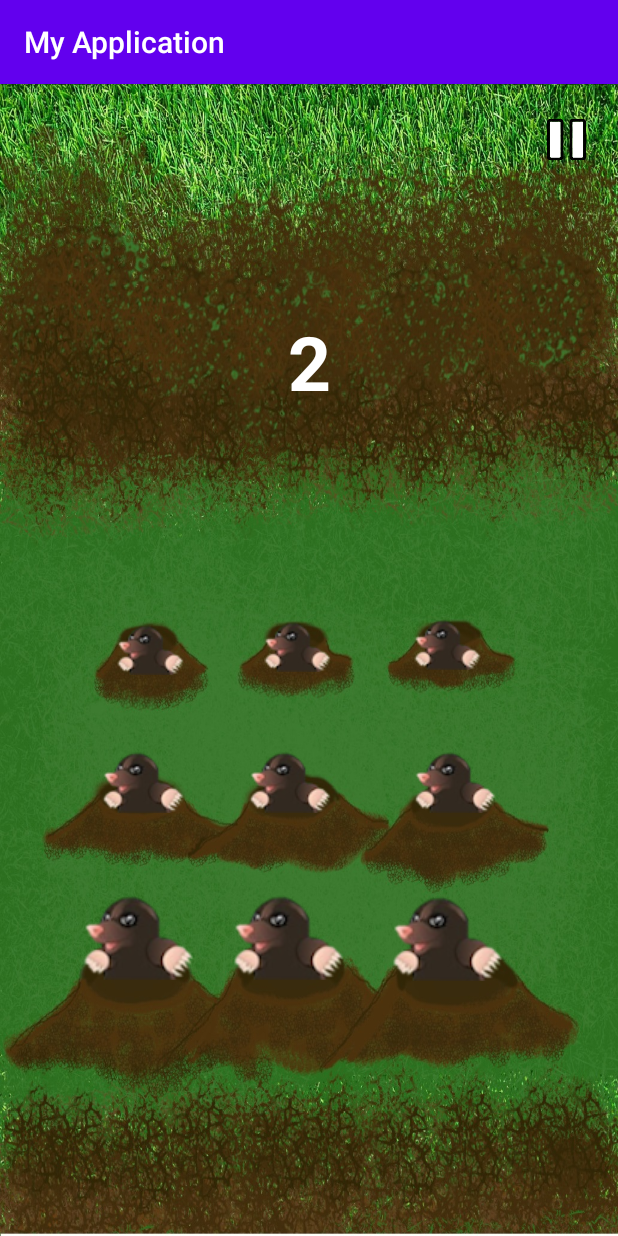
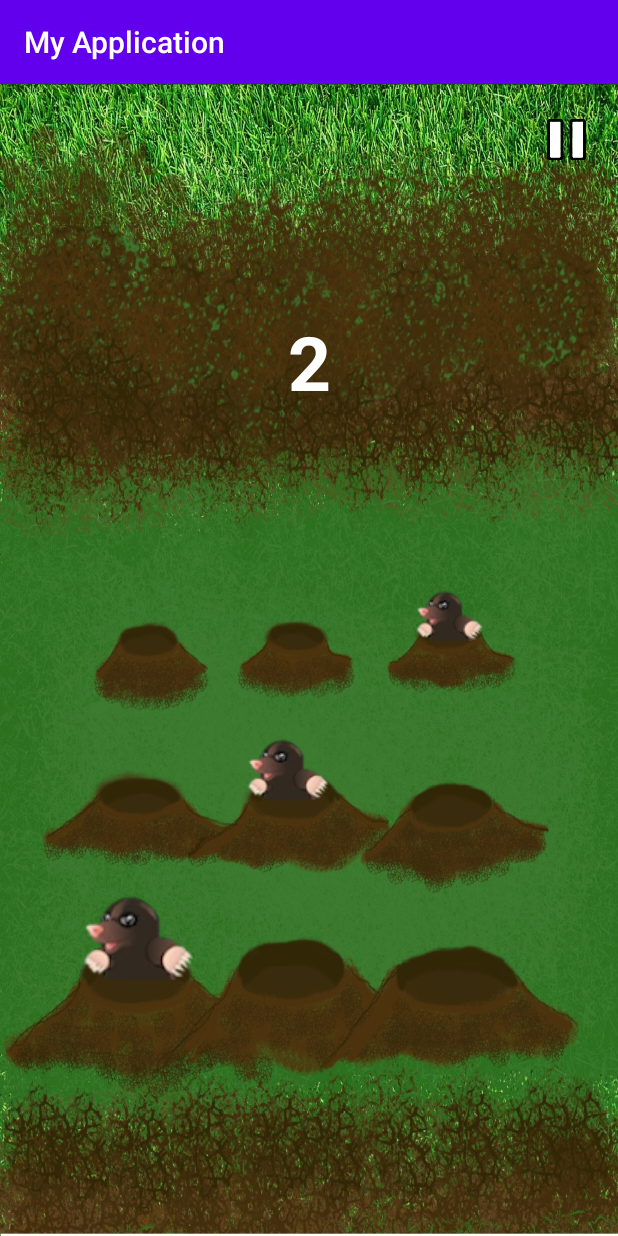
Before and after one commit to akritidi/Hit-Em-All, an Android app: the GameActivity screen opened directly, with no data from a screen before it, on a phone screen of 412 x 824 dp. Run offline under Robolectric (Android 15) with nearby library versions, the phone set to English and light mode, and no system bars.

Commit message:
Game Activity

```diff
--- a/app/src/main/java/com/example/myapplication/GameActivity.java
+++ b/app/src/main/java/com/example/myapplication/GameActivity.java
@@ -69,14 +69,17 @@ public class GameActivity extends AppCompatActivity implements View.OnClickListe
         });
 
         ImageButton imageButton1 = findViewById(R.id.imageButton1);
+        imageButton1.setVisibility(View.VISIBLE);
         ImageButton imageButton2 = findViewById(R.id.imageButton2);
         ImageButton imageButton3 = findViewById(R.id.imageButton3);
         ImageButton imageButton4 = findViewById(R.id.imageButton4);
         ImageButton imageButton5 = findViewById(R.id.imageButton5);
+        imageButton5.setVisibility(View.VISIBLE);
         ImageButton imageButton6 = findViewById(R.id.imageButton6);
         ImageButton imageButton7 = findViewById(R.id.imageButton7);
         ImageButton imageButton8 = findViewById(R.id.imageButton8);
         ImageButton imageButton9 = findViewById(R.id.imageButton9);
+        imageButton9.setVisibility(View.VISIBLE);
 
         imageButton1.setOnClickListener(this);
         imageButton2.setOnClickListener(this);
--- a/app/src/main/res/layout/activity_game.xml
+++ b/app/src/main/res/layout/activity_game.xml
@@ -13,18 +13,20 @@
         android:layout_width="30dp"
         android:layout_height="30dp"
         android:background="@drawable/pause1"
+        app:layout_constraintTop_toTopOf="parent"
         app:layout_constraintBottom_toBottomOf="parent"
+        app:layout_constraintStart_toStartOf="parent"
         app:layout_constraintEnd_toEndOf="parent"
         app:layout_constraintHorizontal_bias="0.95"
-        app:layout_constraintStart_toStartOf="parent"
-        app:layout_constraintTop_toTopOf="parent"
-        app:layout_constraintVertical_bias="0.029999971" />
+        app:layout_constraintVertical_bias="0.029999971"
+        tools:ignore="ContentDescription"
+        />
 
     <TextView
         android:id="@+id/textCountdown"
         android:layout_width="140dp"
         android:layout_height="80dp"
-        android:text="3"
+        android:text="@string/n3"
         android:textAlignment="center"
         android:textColor="#FFFFFF"
         android:textSize="50sp"
@@ -41,13 +43,16 @@
         android:layout_width="wrap_content"
         android:layout_height="wrap_content"
         android:background="@android:color/transparent"
+        android:visibility="gone"
         app:layout_constraintBottom_toBottomOf="parent"
         app:layout_constraintEnd_toEndOf="parent"
         app:layout_constraintHorizontal_bias="0.16"
         app:layout_constraintStart_toStartOf="parent"
         app:layout_constraintTop_toTopOf="parent"
         app:layout_constraintVertical_bias="0.76"
-        app:srcCompat="@drawable/moleoutbig" />
+        app:srcCompat="@drawable/moleoutbig"
+        tools:ignore="ContentDescription"
+        />
 
 
     <ImageButton
@@ -55,103 +60,119 @@
         android:layout_width="wrap_content"
         android:layout_height="wrap_content"
         android:background="@android:color/transparent"
+        android:visibility="gone"
         app:layout_constraintBottom_toBottomOf="parent"
         app:layout_constraintEnd_toEndOf="parent"
-        app:layout_constraintHorizontal_bias="0.458"
+        app:layout_constraintHorizontal_bias="0.46"
         app:layout_constraintStart_toStartOf="parent"
         app:layout_constraintTop_toTopOf="parent"
         app:layout_constraintVertical_bias="0.76"
-        app:srcCompat="@drawable/moleoutbig" />
+        app:srcCompat="@drawable/moleoutbig"
+        tools:ignore="ContentDescription"/>
 
     <ImageButton
         android:id="@+id/imageButton3"
         android:layout_width="wrap_content"
         android:layout_height="wrap_content"
         android:background="@android:color/transparent"
+        android:visibility="gone"
         app:layout_constraintBottom_toBottomOf="parent"
         app:layout_constraintEnd_toEndOf="parent"
-        app:layout_constraintHorizontal_bias="0.773"
+        app:layout_constraintHorizontal_bias="0.785"
         app:layout_constraintStart_toStartOf="parent"
         app:layout_constraintTop_toTopOf="parent"
-        app:layout_constraintVertical_bias="0.761"
-        app:srcCompat="@drawable/moleoutbig" />
+        app:layout_constraintVertical_bias="0.76"
+        app:srcCompat="@drawable/moleoutbig"
+        tools:ignore="ContentDescription"/>
 
     <ImageButton
         android:id="@+id/imageButton4"
         android:layout_width="wrap_content"
         android:layout_height="wrap_content"
         android:background="@android:color/transparent"
-        app:layout_constraintBottom_toTopOf="@id/imageButton3"
+        android:visibility="gone"
+        app:layout_constraintHorizontal_bias="0.17"
+        app:layout_constraintVertical_bias="0.6"
+        app:layout_constraintBottom_toBottomOf="parent"
         app:layout_constraintEnd_toEndOf="parent"
-        app:layout_constraintHorizontal_bias="0.188"
         app:layout_constraintStart_toStartOf="parent"
         app:layout_constraintTop_toTopOf="parent"
-        app:layout_constraintVertical_bias="0.89"
-        app:srcCompat="@drawable/moleoutmed" />
+        app:srcCompat="@drawable/moleoutmed"
+        tools:ignore="ContentDescription" />
 
     <ImageButton
         android:id="@+id/imageButton5"
         android:layout_width="wrap_content"
         android:layout_height="wrap_content"
         android:background="@android:color/transparent"
-        app:layout_constraintBottom_toTopOf="@id/imageButton3"
+        android:visibility="gone"
+        app:layout_constraintHorizontal_bias="0.46"
+        app:layout_constraintVertical_bias="0.6"
+        app:layout_constraintBottom_toBottomOf="parent"
         app:layout_constraintEnd_toEndOf="parent"
-        app:layout_constraintHorizontal_bias="0.463"
         app:layout_constraintStart_toStartOf="parent"
         app:layout_constraintTop_toTopOf="parent"
-        app:layout_constraintVertical_bias="0.89"
-        app:srcCompat="@drawable/moleoutmed" />
+        app:srcCompat="@drawable/moleoutmed"
+        tools:ignore="ContentDescription"/>
 
     <ImageButton
         android:id="@+id/imageButton6"
         android:layout_width="wrap_content"
         android:layout_height="wrap_content"
         android:background="@android:color/transparent"
-        app:layout_constraintBottom_toTopOf="@id/imageButton3"
+        android:visibility="gone"
+        app:layout_constraintVertical_bias="0.61"
+        app:layout_constraintHorizontal_bias="0.76"
+        app:layout_constraintBottom_toBottomOf="parent"
         app:layout_constraintEnd_toEndOf="parent"
-        app:layout_constraintHorizontal_bias="0.772"
         app:layout_constraintStart_toStartOf="parent"
         app:layout_constraintTop_toTopOf="parent"
-        app:layout_constraintVertical_bias="0.89"
-        app:srcCompat="@drawable/moleoutmed" />
+        app:srcCompat="@drawable/moleoutmed"
+        tools:ignore="ContentDescription"/>
 
     <ImageButton
         android:id="@+id/imageButton7"
         android:layout_width="wrap_content"
         android:layout_height="wrap_content"
         android:background="@android:color/transparent"
-        app:layout_constraintBottom_toTopOf="@+id/imageButton5"
+        android:visibility="gone"
+        app:layout_constraintHorizontal_bias="0.21"
+        app:layout_constraintVertical_bias="0.46"
+        app:layout_constraintBottom_toBottomOf="parent"
         app:layout_constraintEnd_toEndOf="parent"
-        app:layout_constraintHorizontal_bias="0.21"
         app:layout_constraintStart_toStartOf="parent"
         app:layout_constraintTop_toTopOf="parent"
-        app:layout_constraintVertical_bias="0.876"
-        app:srcCompat="@drawable/moleoutsmall" />
+        app:srcCompat="@drawable/moleoutsmall"
+        tools:ignore="ContentDescription"/>
 
     <ImageButton
         android:id="@+id/imageButton8"
         android:layout_width="wrap_content"
         android:layout_height="wrap_content"
+        android:visibility="gone"
         android:background="@android:color/transparent"
-        app:layout_constraintBottom_toTopOf="@+id/imageButton5"
+        app:layout_constraintHorizontal_bias="0.47"
+        app:layout_constraintVertical_bias="0.46"
+        app:layout_constraintBottom_toBottomOf="parent"
         app:layout_constraintEnd_toEndOf="parent"
-        app:layout_constraintHorizontal_bias="0.478"
         app:layout_constraintStart_toStartOf="parent"
         app:layout_constraintTop_toTopOf="parent"
-        app:layout_constraintVertical_bias="0.872"
-        app:srcCompat="@drawable/moleoutsmall" />
+        app:srcCompat="@drawable/moleoutsmall"
+        tools:ignore="ContentDescription"/>
 
     <ImageButton
         android:id="@+id/imageButton9"
         android:layout_width="wrap_content"
         android:layout_height="wrap_content"
         android:background="@android:color/transparent"
-        app:layout_constraintBottom_toTopOf="@+id/imageButton5"
+        android:visibility="gone"
+        app:layout_constraintHorizontal_bias="0.755"
+        app:layout_constraintVertical_bias="0.46"
+        app:layout_constraintBottom_toBottomOf="parent"
         app:layout_constraintEnd_toEndOf="parent"
-        app:layout_constraintHorizontal_bias="0.751"
         app:layout_constraintStart_toStartOf="parent"
         app:layout_constraintTop_toTopOf="parent"
-        app:layout_constraintVertical_bias="0.869"
-        app:srcCompat="@drawable/moleoutsmall" />
+        app:srcCompat="@drawable/moleoutsmall"
+        tools:ignore="ContentDescription"/>
 
 </androidx.constraintlayout.widget.ConstraintLayout>
--- a/app/src/main/res/values/strings.xml
+++ b/app/src/main/res/values/strings.xml
@@ -1,3 +1,4 @@
 <resources>
     <string name="app_name">My Application</string>
+    <string name="n3">3</string>
 </resources>
--- a/build.gradle
+++ b/build.gradle
@@ -8,7 +8,7 @@ buildscript {
 
     }
     dependencies {
-        classpath 'com.android.tools.build:gradle:3.6.2'
+        classpath 'com.android.tools.build:gradle:3.6.3'
 
 
         // NOTE: Do not place your application dependencies here; they belong
--- a/gradle.properties
+++ b/gradle.properties
@@ -6,7 +6,7 @@
 # http://www.gradle.org/docs/current/userguide/build_environment.html
 # Specifies the JVM arguments used for the daemon process.
 # The setting is particularly useful for tweaking memory settings.
-org.gradle.jvmargs=-Xmx1536m
+
 # When configured, Gradle will run in incubating parallel mode.
 # This option should only be used with decoupled projects. More details, visit
 # http://www.gradle.org/docs/current/userguide/multi_project_builds.html#sec:decoupled_projects
@@ -17,3 +17,4 @@ org.gradle.jvmargs=-Xmx1536m
 android.useAndroidX=true
 # Automatically convert third-party libraries to use AndroidX
 android.enableJetifier=true
+org.gradle.jvmargs=-Xmx512m
```
